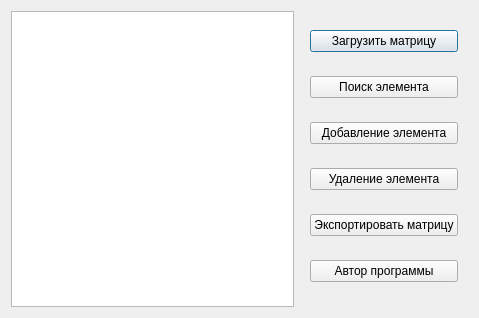
Wolfram3387/maria_matrix, file designs/MainWindow.ui: the form before one commit.
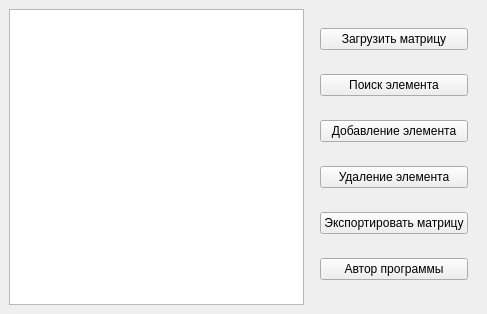
The form after the commit.

Diff of the .ui file:
```diff
--- a/designs/MainWindow.ui
+++ b/designs/MainWindow.ui
@@ -1,33 +1,19 @@
 <?xml version="1.0" encoding="UTF-8"?>
 <ui version="4.0">
- <class>MatrixPacking</class>
- <widget class="QDialog" name="MatrixPacking">
+ <class>MainWindow</class>
+ <widget class="QMainWindow" name="MainWindow">
   <property name="geometry">
    <rect>
     <x>0</x>
     <y>0</y>
-    <width>479</width>
-    <height>318</height>
+    <width>487</width>
+    <height>314</height>
    </rect>
   </property>
-  <property name="minimumSize">
-   <size>
-    <width>479</width>
-    <height>318</height>
-   </size>
-  </property>
-  <property name="maximumSize">
-   <size>
-    <width>958</width>
-    <height>636</height>
-   </size>
-  </property>
   <property name="windowTitle">
    <string>Dialog</string>
   </property>
-  <property name="styleSheet">
-   <string notr="true"/>
-  </property>
+  <widget class="QWidget" name="centralwidget">
   <layout class="QHBoxLayout" name="horizontalLayout">
    <item>
     <widget class="QTableWidget" name="tableWidget"/>
@@ -97,6 +83,7 @@
     </layout>
    </item>
   </layout>
+  </widget>
  </widget>
  <resources/>
  <connections/>
```
Left out of the diff: 2 changed lines with no effect on the pictures. Lines whose indentation alone changed are shown as unchanged.
